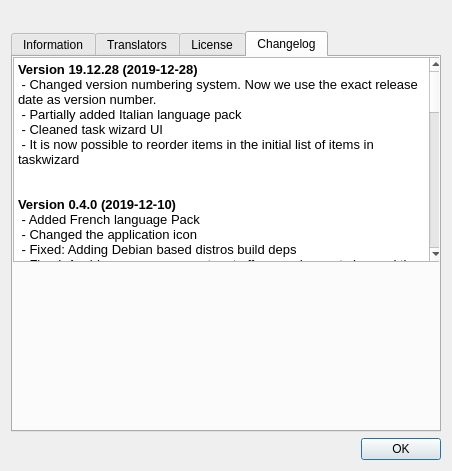
Above: ui/aboutdialog.ui from swl-x/MystiQ before the change. Below: the same form after it.
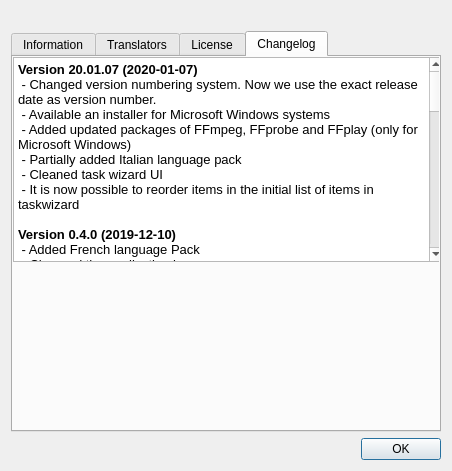
That is the form after the change. The open tabs and pages were chosen to show the change. Icons and pictures are not drawn.

Commit message: Preparing Future Release v20.01.07

```diff
--- a/ui/aboutdialog.ui
+++ b/ui/aboutdialog.ui
@@ -260,12 +260,13 @@
 &lt;html&gt;&lt;head&gt;&lt;meta name=&quot;qrichtext&quot; content=&quot;1&quot; /&gt;&lt;style type=&quot;text/css&quot;&gt;
 p, li { white-space: pre-wrap; }
 &lt;/style&gt;&lt;/head&gt;&lt;body style=&quot; font-family:'Fira Sans'; font-size:10pt; font-weight:400; font-style:normal;&quot;&gt;
-&lt;p style=&quot; margin-top:0px; margin-bottom:0px; margin-left:0px; margin-right:0px; -qt-block-indent:0; text-indent:0px;&quot;&gt;&lt;span style=&quot; font-family:'Fira Sans'; font-weight:600;&quot;&gt;Version 19.12.28 (2019-12-28)&lt;/span&gt;&lt;/p&gt;
+&lt;p style=&quot; margin-top:0px; margin-bottom:0px; margin-left:0px; margin-right:0px; -qt-block-indent:0; text-indent:0px;&quot;&gt;&lt;span style=&quot; font-family:'Fira Sans'; font-weight:600;&quot;&gt;Version 20.01.07 (2020-01-07)&lt;/span&gt;&lt;/p&gt;
 &lt;p style=&quot; margin-top:0px; margin-bottom:0px; margin-left:0px; margin-right:0px; -qt-block-indent:0; text-indent:0px;&quot;&gt;&lt;span style=&quot; font-family:'Fira Sans'; font-weight:600;&quot;&gt; &lt;/span&gt;&lt;span style=&quot; font-family:'Fira Sans';&quot;&gt;- Changed version numbering system. Now we use the exact release date as version number.&lt;/span&gt;&lt;/p&gt;
+&lt;p style=&quot; margin-top:0px; margin-bottom:0px; margin-left:0px; margin-right:0px; -qt-block-indent:0; text-indent:0px;&quot;&gt;&lt;span style=&quot; font-family:'Fira Sans';&quot;&gt; - Available an installer for Microsoft Windows systems&lt;/span&gt;&lt;/p&gt;
+&lt;p style=&quot; margin-top:0px; margin-bottom:0px; margin-left:0px; margin-right:0px; -qt-block-indent:0; text-indent:0px;&quot;&gt;&lt;span style=&quot; font-family:'Fira Sans';&quot;&gt; - Added updated packages of FFmpeg, FFprobe and FFplay (only for Microsoft Windows)&lt;/span&gt;&lt;/p&gt;
 &lt;p style=&quot; margin-top:0px; margin-bottom:0px; margin-left:0px; margin-right:0px; -qt-block-indent:0; text-indent:0px;&quot;&gt;&lt;span style=&quot; font-family:'Fira Sans';&quot;&gt; - Partially added Italian language pack&lt;/span&gt;&lt;/p&gt;
 &lt;p style=&quot; margin-top:0px; margin-bottom:0px; margin-left:0px; margin-right:0px; -qt-block-indent:0; text-indent:0px;&quot;&gt;&lt;span style=&quot; font-family:'Fira Sans';&quot;&gt; - Cleaned task wizard UI&lt;/span&gt;&lt;/p&gt;
 &lt;p style=&quot; margin-top:0px; margin-bottom:0px; margin-left:0px; margin-right:0px; -qt-block-indent:0; text-indent:0px;&quot;&gt;&lt;span style=&quot; font-family:'Fira Sans';&quot;&gt; - It is now possible to reorder items in the initial list of items in taskwizard&lt;/span&gt;&lt;/p&gt;
-&lt;p style=&quot;-qt-paragraph-type:empty; margin-top:0px; margin-bottom:0px; margin-left:0px; margin-right:0px; -qt-block-indent:0; text-indent:0px; font-family:'Fira Sans';&quot;&gt;&lt;br /&gt;&lt;/p&gt;
 &lt;p style=&quot;-qt-paragraph-type:empty; margin-top:0px; margin-bottom:0px; margin-left:0px; margin-right:0px; -qt-block-indent:0; text-indent:0px; font-family:'Fira Sans'; font-weight:600;&quot;&gt;&lt;br /&gt;&lt;/p&gt;
 &lt;p style=&quot; margin-top:0px; margin-bottom:0px; margin-left:0px; margin-right:0px; -qt-block-indent:0; text-indent:0px;&quot;&gt;&lt;span style=&quot; font-family:'Fira Sans'; font-weight:600;&quot;&gt;Version 0.4.0 (2019-12-10)&lt;/span&gt;&lt;/p&gt;
 &lt;p style=&quot; margin-top:0px; margin-bottom:0px; margin-left:0px; margin-right:0px; -qt-block-indent:0; text-indent:0px;&quot;&gt;&lt;span style=&quot; font-family:'Fira Sans';&quot;&gt; - Added French language Pack&lt;/span&gt;&lt;/p&gt;
```
The commit also changes 1 other file.
